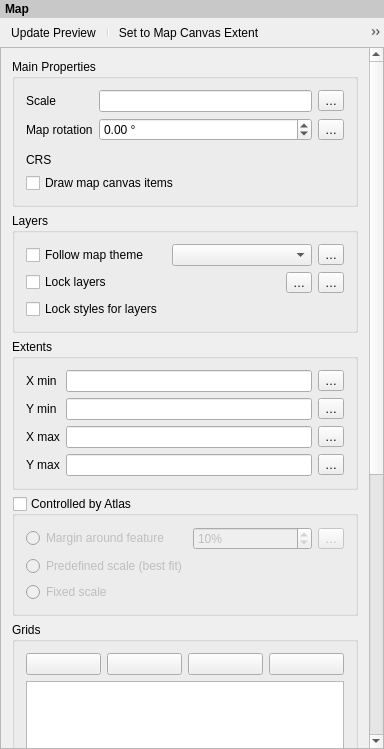
This is src/ui/layout/qgslayoutmapwidgetbase.ui in qgis/QGIS as Qt 5 draws it before an edit. The edited form follows.
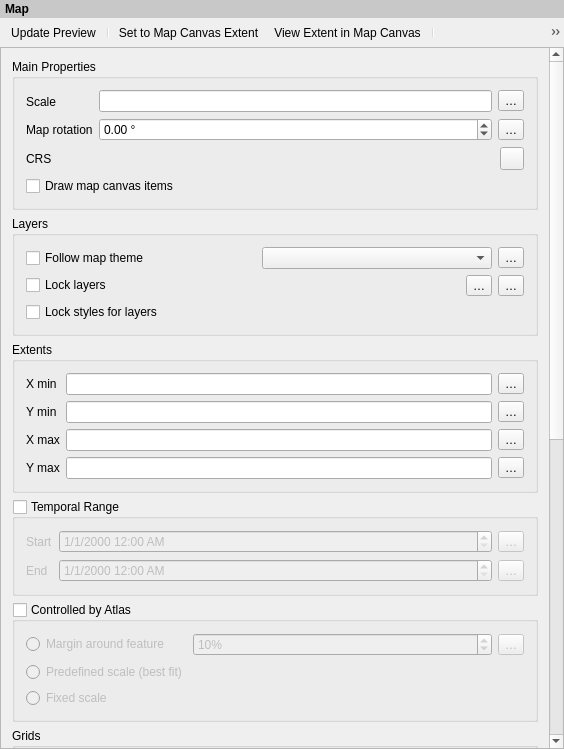
This is the edited form. Icons and pictures are not drawn. Custom widgets are drawn as their Qt base class.

```diff
--- a/src/ui/layout/qgslayoutmapwidgetbase.ui
+++ b/src/ui/layout/qgslayoutmapwidgetbase.ui
@@ -6,7 +6,7 @@
    <rect>
     <x>0</x>
     <y>0</y>
-    <width>384</width>
+    <width>564</width>
     <height>749</height>
    </rect>
   </property>
@@ -73,6 +73,7 @@
      <addaction name="mActionMoveContent"/>
      <addaction name="separator"/>
      <addaction name="mActionLabelSettings"/>
+     <addaction name="mActionClipSettings"/>
     </widget>
    </item>
    <item>
@@ -87,9 +88,9 @@
       <property name="geometry">
        <rect>
         <x>0</x>
-        <y>-257</y>
-        <width>373</width>
-        <height>960</height>
+        <y>0</y>
+        <width>548</width>
+        <height>1284</height>
        </rect>
       </property>
       <property name="sizePolicy">
@@ -113,68 +114,9 @@
          <property name="collapsed" stdset="0">
           <bool>false</bool>
          </property>
-         <layout class="QGridLayout" name="gridLayout_5">
-          <item row="3" column="0">
-           <widget class="QLabel" name="mMapRotationLabel_2">
-            <property name="text">
-             <string>CRS</string>
-            </property>
-           </widget>
-          </item>
-          <item row="1" column="1">
-           <layout class="QHBoxLayout" name="horizontalLayout_7">
-            <item>
-             <widget class="QgsDoubleSpinBox" name="mMapRotationSpinBox">
-              <property name="wrapping">
-               <bool>true</bool>
-              </property>
-              <property name="suffix">
-               <string> °</string>
-              </property>
-              <property name="minimum">
-               <double>-360.000000000000000</double>
-              </property>
-              <property name="maximum">
-               <double>360.000000000000000</double>
-              </property>
-             </widget>
-            </item>
-            <item>
-             <widget class="QgsPropertyOverrideButton" name="mMapRotationDDBtn">
-              <property name="text">
-               <string>…</string>
-              </property>
-             </widget>
-            </item>
-           </layout>
-          </item>
-          <item row="4" column="0" colspan="2">
-           <widget class="QCheckBox" name="mDrawCanvasItemsCheckBox">
-            <property name="text">
-             <string>Draw map canvas items</string>
-            </property>
-           </widget>
-          </item>
-          <item row="0" column="1">
-           <layout class="QHBoxLayout" name="horizontalLayout_6">
-            <item>
-             <widget class="QLineEdit" name="mScaleLineEdit">
-              <property name="inputMask">
-               <string/>
-              </property>
-             </widget>
-            </item>
-            <item>
-             <widget class="QgsPropertyOverrideButton" name="mScaleDDBtn">
-              <property name="text">
-               <string>…</string>
-              </property>
-             </widget>
-            </item>
-           </layout>
-          </item>
+         <layout class="QGridLayout" name="gridLayout_4">
           <item row="0" column="0">
-           <widget class="QLabel" name="label_2">
+           <widget class="QLabel" name="mScaleLabel">
             <property name="text">
              <string>Scale</string>
             </property>
@@ -183,12 +125,68 @@
             </property>
            </widget>
           </item>
-          <item row="2" column="1">
-           <widget class="QgsProjectionSelectionWidget" name="mCrsSelector" native="true">
-            <property name="focusPolicy">
-             <enum>Qt::StrongFocus</enum>
-            </property>
-           </widget>
+          <item row="0" column="1" rowspan="3">
+           <layout class="QGridLayout" name="gridLayout_3">
+            <item row="0" column="0">
+             <layout class="QHBoxLayout" name="horizontalLayout_6">
+              <item>
+               <widget class="QLineEdit" name="mScaleLineEdit">
+                <property name="inputMask">
+                 <string/>
+                </property>
+               </widget>
+              </item>
+              <item>
+               <widget class="QgsPropertyOverrideButton" name="mScaleDDBtn">
+                <property name="text">
+                 <string>…</string>
+                </property>
+               </widget>
+              </item>
+             </layout>
+            </item>
+            <item row="1" column="0">
+             <layout class="QHBoxLayout" name="horizontalLayout_7">
+              <item>
+               <widget class="QgsDoubleSpinBox" name="mMapRotationSpinBox">
+                <property name="wrapping">
+                 <bool>true</bool>
+                </property>
+                <property name="suffix">
+                 <string> °</string>
+                </property>
+                <property name="minimum">
+                 <double>-360.000000000000000</double>
+                </property>
+                <property name="maximum">
+                 <double>360.000000000000000</double>
+                </property>
+               </widget>
+              </item>
+              <item>
+               <widget class="QgsPropertyOverrideButton" name="mMapRotationDDBtn">
+                <property name="text">
+                 <string>…</string>
+                </property>
+               </widget>
+              </item>
+             </layout>
+            </item>
+            <item row="2" column="0">
+             <layout class="QHBoxLayout" name="horizontalLayout_2">
+              <item>
+               <widget class="QgsProjectionSelectionWidget" name="mCrsSelector" native="true">
+                <property name="focusPolicy">
+                 <enum>Qt::StrongFocus</enum>
+                </property>
+               </widget>
+              </item>
+              <item>
+               <widget class="QgsPropertyOverrideButton" name="mCRSDDBtn"/>
+              </item>
+             </layout>
+            </item>
+           </layout>
           </item>
           <item row="1" column="0">
            <widget class="QLabel" name="mMapRotationLabel">
@@ -197,6 +195,20 @@
             </property>
            </widget>
           </item>
+          <item row="2" column="0">
+           <widget class="QLabel" name="mCrsLabel">
+            <property name="text">
+             <string>CRS</string>
+            </property>
+           </widget>
+          </item>
+          <item row="3" column="0" colspan="2">
+           <widget class="QCheckBox" name="mDrawCanvasItemsCheckBox">
+            <property name="text">
+             <string>Draw map canvas items</string>
+            </property>
+           </widget>
+          </item>
          </layout>
         </widget>
        </item>
@@ -413,6 +425,105 @@
          </layout>
         </widget>
        </item>
+       <item>
+        <widget class="QgsCollapsibleGroupBoxBasic" name="mTemporalCheckBox">
+         <property name="title">
+          <string>Temporal Range</string>
+         </property>
+         <property name="checkable">
+          <bool>true</bool>
+         </property>
+         <property name="checked">
+          <bool>false</bool>
+         </property>
+         <property name="collapsed" stdset="0">
+          <bool>true</bool>
+         </property>
+         <property name="syncGroup" stdset="0">
+          <string notr="true">composeritem</string>
+         </property>
+         <layout class="QGridLayout" name="gridLayout_5">
+          <item row="0" column="0">
+           <widget class="QLabel" name="mStartDateTimeLabel">
+            <property name="enabled">
+             <bool>true</bool>
+            </property>
+            <property name="text">
+             <string>Start</string>
+            </property>
+            <property name="wordWrap">
+             <bool>false</bool>
+            </property>
+            <property name="buddy">
+             <cstring>mStartDateTime</cstring>
+            </property>
+           </widget>
+          </item>
+          <item row="0" column="1">
+           <widget class="QDateTimeEdit" name="mStartDateTime">
+            <property name="sizePolicy">
+             <sizepolicy hsizetype="Expanding" vsizetype="Fixed">
+              <horstretch>0</horstretch>
+              <verstretch>0</verstretch>
+             </sizepolicy>
+            </property>
+            <property name="displayFormat">
+             <string>M/d/yyyy h:mm AP</string>
+            </property>
+            <property name="timeSpec">
+             <enum>Qt::UTC</enum>
+            </property>
+           </widget>
+          </item>
+          <item row="0" column="2">
+           <widget class="QgsPropertyOverrideButton" name="mStartDateTimeDDBtn">
+            <property name="text">
+             <string>…</string>
+            </property>
+           </widget>
+          </item>
+          <item row="1" column="0">
+           <widget class="QLabel" name="mEndDateTimeLabel">
+            <property name="enabled">
+             <bool>true</bool>
+            </property>
+            <property name="text">
+             <string>End</string>
+            </property>
+            <property name="wordWrap">
+             <bool>false</bool>
+            </property>
+            <property name="buddy">
+             <cstring>mEndDateTime</cstring>
+            </property>
+           </widget>
+          </item>
+          <item row="1" column="1">
+           <widget class="QDateTimeEdit" name="mEndDateTime">
+            <property name="sizePolicy">
+             <sizepolicy hsizetype="Expanding" vsizetype="Fixed">
+              <horstretch>0</horstretch>
+              <verstretch>0</verstretch>
+             </sizepolicy>
+            </property>
+            <property name="displayFormat">
+             <string>M/d/yyyy h:mm AP</string>
+            </property>
+            <property name="timeSpec">
+             <enum>Qt::UTC</enum>
+            </property>
+           </widget>
+          </item>
+          <item row="1" column="2">
+           <widget class="QgsPropertyOverrideButton" name="mEndDateTimeDDBtn">
+            <property name="text">
+             <string>…</string>
+            </property>
+           </widget>
+          </item>
+         </layout>
+        </widget>
+       </item>
        <item>
         <widget class="QgsCollapsibleGroupBoxBasic" name="mAtlasCheckBox">
          <property name="title">
@@ -897,6 +1008,15 @@
     <string>Labeling Settings</string>
    </property>
   </action>
+  <action name="mActionClipSettings">
+   <property name="icon">
+    <iconset resource="../../../images/images.qrc">
+     <normaloff>:/images/themes/default/algorithms/mAlgorithmClip.svg</normaloff>:/images/themes/default/algorithms/mAlgorithmClip.svg</iconset>
+   </property>
+   <property name="text">
+    <string>Clipping Settings</string>
+   </property>
+  </action>
  </widget>
  <layoutdefault spacing="6" margin="11"/>
  <customwidgets>
@@ -906,12 +1026,6 @@
    <header>qgsscrollarea.h</header>
    <container>1</container>
   </customwidget>
-  <customwidget>
-   <class>QgsCollapsibleGroupBoxBasic</class>
-   <extends>QGroupBox</extends>
-   <header>qgscollapsiblegroupbox.h</header>
-   <container>1</container>
-  </customwidget>
   <customwidget>
    <class>QgsDoubleSpinBox</class>
    <extends>QDoubleSpinBox</extends>
@@ -923,20 +1037,31 @@
    <header>qgsspinbox.h</header>
   </customwidget>
   <customwidget>
-   <class>QgsBlendModeComboBox</class>
-   <extends>QComboBox</extends>
-   <header>qgsblendmodecombobox.h</header>
+   <class>QgsCollapsibleGroupBoxBasic</class>
+   <extends>QGroupBox</extends>
+   <header location="global">qgscollapsiblegroupbox.h</header>
+   <container>1</container>
   </customwidget>
   <customwidget>
-   <class>QgsSymbolButton</class>
-   <extends>QToolButton</extends>
-   <header>qgssymbolbutton.h</header>
+   <class>QgsLayoutItemComboBox</class>
+   <extends>QComboBox</extends>
+   <header>qgslayoutitemcombobox.h</header>
   </customwidget>
   <customwidget>
    <class>QgsPropertyOverrideButton</class>
    <extends>QToolButton</extends>
    <header>qgspropertyoverridebutton.h</header>
   </customwidget>
+  <customwidget>
+   <class>QgsMapLayerComboBox</class>
+   <extends>QComboBox</extends>
+   <header location="global">qgsmaplayercombobox.h</header>
+  </customwidget>
+  <customwidget>
+   <class>QgsBlendModeComboBox</class>
+   <extends>QComboBox</extends>
+   <header>qgsblendmodecombobox.h</header>
+  </customwidget>
   <customwidget>
    <class>QgsProjectionSelectionWidget</class>
    <extends>QWidget</extends>
@@ -944,14 +1069,9 @@
    <container>1</container>
   </customwidget>
   <customwidget>
-   <class>QgsLayoutItemComboBox</class>
-   <extends>QComboBox</extends>
-   <header>qgslayoutitemcombobox.h</header>
-  </customwidget>
-  <customwidget>
-   <class>QgsMapLayerComboBox</class>
-   <extends>QComboBox</extends>
-   <header location="global">qgsmaplayercombobox.h</header>
+   <class>QgsSymbolButton</class>
+   <extends>QToolButton</extends>
+   <header>qgssymbolbutton.h</header>
   </customwidget>
  </customwidgets>
  <tabstops>
```
Left out of the diff: 41 changed lines with no effect on the pictures.
